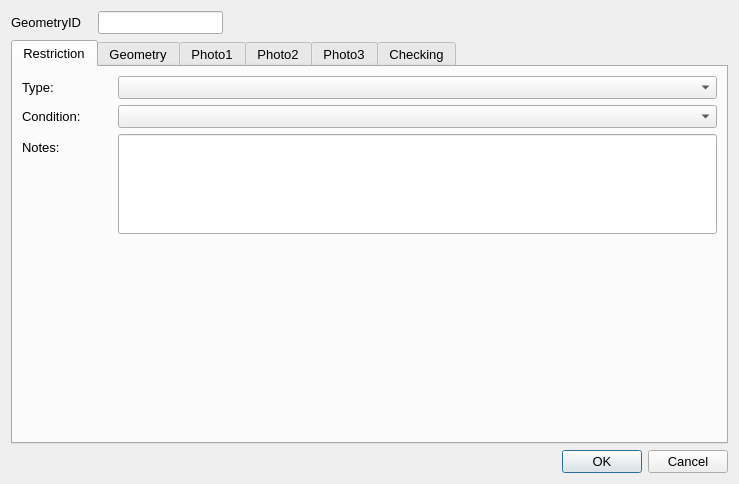
Old version of the form ui/Vehicle_Barriers.ui in the repository tlh22/demandForm.
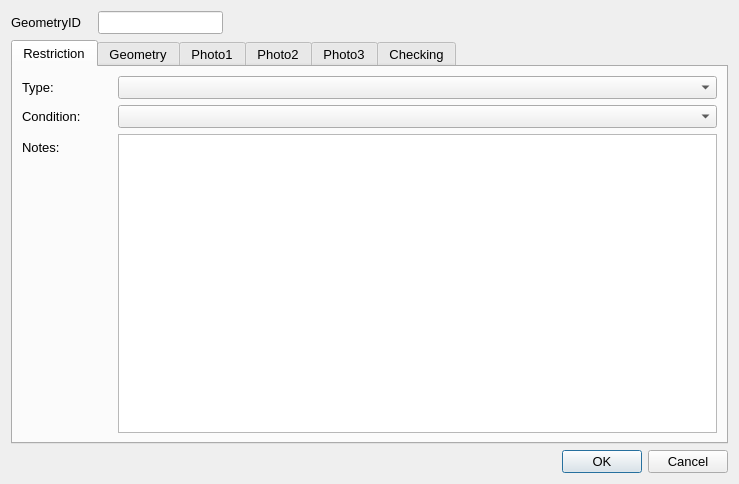
New version of the form. Icons and pictures are not drawn.

The edit to the form file:
```diff
--- a/ui/Vehicle_Barriers.ui
+++ b/ui/Vehicle_Barriers.ui
@@ -146,17 +146,7 @@
         </widget>
        </item>
        <item row="7" column="1">
-        <widget class="QLineEdit" name="Notes">
-         <property name="minimumSize">
-          <size>
-           <width>0</width>
-           <height>100</height>
-          </size>
-         </property>
-         <property name="alignment">
-          <set>Qt::AlignLeading|Qt::AlignLeft|Qt::AlignTop</set>
-         </property>
-        </widget>
+        <widget class="QTextEdit" name="Notes"/>
        </item>
       </layout>
      </widget>
```
